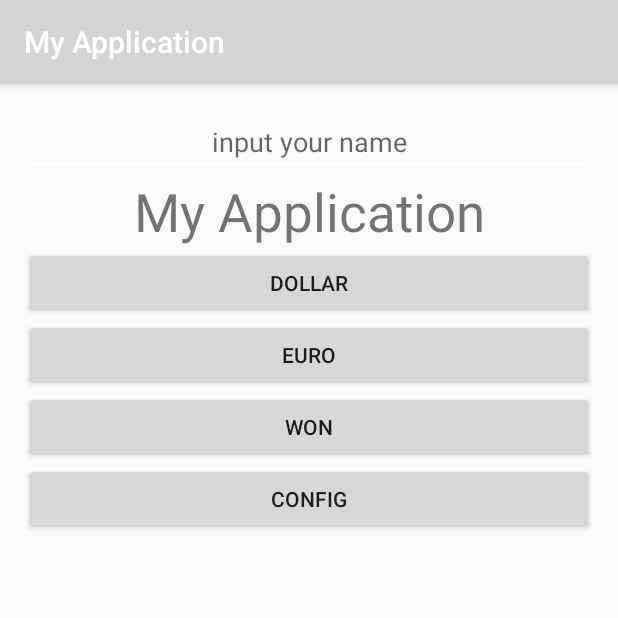
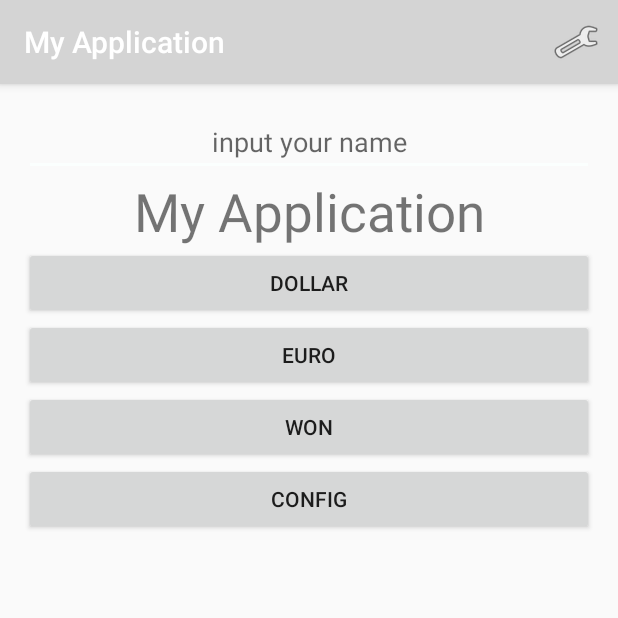
Before and after one commit to SylviaZhang85/Hello, an Android app: the RateActivity screen opened directly, with no data from a screen before it, on a phone screen of 412 x 824 dp, the top half of it. Run offline under Robolectric (Android 15) with nearby library versions, the phone set to English and light mode, and no system bars.

Commit message:
菜单的使用

```diff
--- /dev/null
+++ b/app/src/main/res/menu/rate.xml
@@ -0,0 +1,10 @@
+<?xml version="1.0" encoding="utf-8"?>
+<menu xmlns:app="http://schemas.android.com/apk/res-auto"
+    xmlns:android="http://schemas.android.com/apk/res/android">
+
+    <item
+        android:id="@+id/menu_set"
+        android:icon="@android:drawable/ic_menu_manage"
+        android:title="@string/menu_set_label"
+        app:showAsAction="always" />
+</menu>
--- a/app/src/main/res/values/strings.xml
+++ b/app/src/main/res/values/strings.xml
@@ -18,4 +18,5 @@
     <string name="rmb_hint">InputRMB</string>
     <string name="btn_opencfg_label">Config</string>
     <string name="btn_save_label">Save</string>
+    <string name="menu_set_label">Setting</string>
 </resources>
```
Also changed, not shown: app/src/main/java/com/swufe/myapplication/RateActivity.java (+28 -0 lines), app/src/main/res/mipmap-hdpi/settings.png (added).
